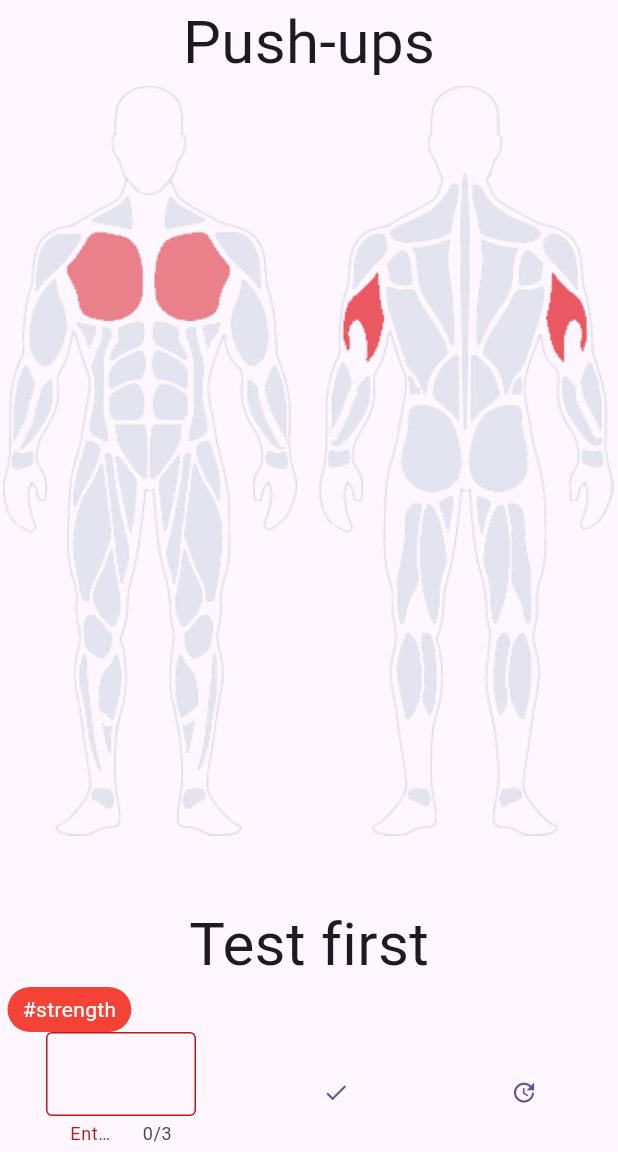
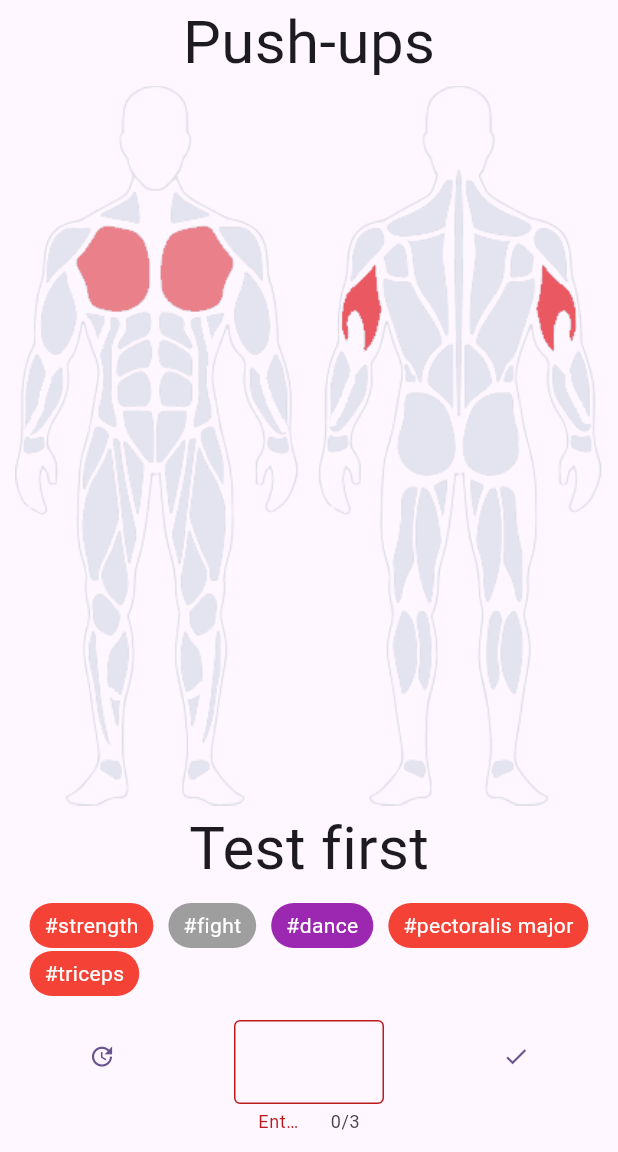
Before and after one commit to GreenBlackSky/exerciser, a Flutter app: the screen it shows after launch, after a tap on the "done" icon, on a phone screen of 412 x 824 dp, the part 84-1236 px from its top. Run offline on Flutter 3.47's test engine with Material 3 defaults, Android fonts, the phone set to English and light mode, and no system bars; our stand-ins replace flutter_local_notifications, hive_flutter; missing offline and left inert: textfield_tags; accounts and stored records are empty.

Commit message:
nice tags representation

```diff
--- a/lib/config/exercises.dart
+++ b/lib/config/exercises.dart
@@ -22,7 +22,7 @@ class Exercises {
       Muscles.triceps: 0.7,
     },
     {
-      Tags.strength,
+      Tags.strength, Tags.fight, Tags.dance
     },
   );
   static var squats = Exercise(
--- a/lib/config/tags.dart
+++ b/lib/config/tags.dart
@@ -38,27 +38,27 @@ class Tags {
   static Tag flexability = Tag("flexability", Colors.green);
   static Tag warmup = Tag("warmup", Colors.orange);
   static Tag dance = Tag("dance", Colors.purple);
-  static Tag fight = Tag("warmup", Colors.grey);
+  static Tag fight = Tag("fight", Colors.grey);
 
   static Tag biceps = Tag("biceps", Colors.red);
-  static Tag pectoralisMajor = Tag("pectoralisMajor", Colors.red);
+  static Tag pectoralisMajor = Tag("pectoralis major", Colors.red);
   static Tag abdominals = Tag("abdominals", Colors.red);
   static Tag satorius = Tag("satorius", Colors.red);
   static Tag abductors = Tag("abductors", Colors.red);
-  static Tag seratosAnterior = Tag("seratosAnterior", Colors.red);
-  static Tag fingerFlexors = Tag("fingerFlexors", Colors.red);
+  static Tag seratosAnterior = Tag("seratos anterior", Colors.red);
+  static Tag fingerFlexors = Tag("finger flexors", Colors.red);
   static Tag quadrocips = Tag("quadrocips", Colors.red);
-  static Tag tibialisAnterior = Tag("tibialisAnterior", Colors.red);
+  static Tag tibialisAnterior = Tag("tibialis anterior", Colors.red);
   static Tag soleus = Tag("soleus", Colors.red);
-  static Tag latissimusDorsi = Tag("latissimusDorsi", Colors.red);
+  static Tag latissimusDorsi = Tag("latissimus dorsi", Colors.red);
   static Tag infraspinatus = Tag("infraspinatus", Colors.red);
   static Tag triceps = Tag("triceps", Colors.red);
-  static Tag fingerExtensors = Tag("fingerExtensors", Colors.red);
-  static Tag gluteusMaximus = Tag("gluteusMaximus", Colors.red);
+  static Tag fingerExtensors = Tag("finger extensors", Colors.red);
+  static Tag gluteusMaximus = Tag("gluteus maximus", Colors.red);
   static Tag hamstrings = Tag("hamstrings", Colors.red);
   static Tag trapezoids = Tag("trapezoids", Colors.red);
   static Tag deltoid = Tag("deltoid", Colors.red);
-  static Tag externalOblique = Tag("externalOblique", Colors.red);
+  static Tag externalOblique = Tag("external oblique", Colors.red);
   static Tag brachioradialis = Tag("brachioradialis", Colors.red);
   static Tag gastrocnemius = Tag("gastrocnemius", Colors.red);
 }
--- a/lib/models/exercise.dart
+++ b/lib/models/exercise.dart
@@ -13,7 +13,7 @@ class Exercise {
   Exercise(this.name, this.affectedMuscles, Set<Tag> tags)
       : tags = tags.toSet() {
     for (Muscle muscle in affectedMuscles.keys) {
-      tags.add(Tags.getMuscleTag(muscle));
+      this.tags.add(Tags.getMuscleTag(muscle));
     }
   }
 
--- a/lib/widgets/exercise_widget.dart
+++ b/lib/widgets/exercise_widget.dart
@@ -18,7 +18,7 @@ class _ExerciseWidgetState extends State<ExerciseWidget> {
   final TextEditingController _repeatsController = TextEditingController();
 
   Exercise _currentExercise = Exercises.getRandomExercise();
-  bool isANumber = true;
+  bool _isANumber = true;
 
   @override
   Widget build(BuildContext context) {
@@ -31,50 +31,62 @@ class _ExerciseWidgetState extends State<ExerciseWidget> {
             style: const TextStyle(fontSize: 40),
           ),
           Expanded(child: _currentExercise.getImage()),
-          repeatsText(_currentExercise),
-          getTagsRow(),
-          OverflowBar(
-            overflowAlignment: OverflowBarAlignment.center,
-            alignment: MainAxisAlignment.spaceAround,
-            spacing: 8,
-            children: [
-              RecordInputField(
-                  repeatsController: _repeatsController, isANumber: isANumber),
-              doneButton(_currentExercise),
-              nextExerciseButton()
-            ],
-          )
+          repeatsText(),
+          getTagsWidget(),
+          getBottomBar()
         ],
       ),
     );
   }
 
-  Widget getTagsRow() {
-    return Row(children: _currentExercise.tags.map(getTagWidget).toList());
+  Text repeatsText() {
+    int? maxRepeats = _currentExercise.getMaxRepeats();
+    return Text(
+      maxRepeats != null
+          ? "${(maxRepeats * 0.6).round()}/$maxRepeats"
+          : "Test first",
+      style: const TextStyle(fontSize: 40),
+    );
+  }
+
+  Widget getTagsWidget() {
+    return Padding(
+      padding: const EdgeInsets.all(8.0),
+      child: Wrap(
+        runSpacing: 2.0,
+        children: _currentExercise.tags.map(getTagWidget).toList(),
+      ),
+    );
   }
 
   Widget getTagWidget(Tag tag) {
     return Container(
-      decoration:  BoxDecoration(
+      decoration: BoxDecoration(
         borderRadius: const BorderRadius.all(Radius.circular(20.0)),
         color: tag.color,
       ),
       margin: const EdgeInsets.symmetric(horizontal: 5.0),
       padding: const EdgeInsets.symmetric(horizontal: 10.0, vertical: 5.0),
       child: InkWell(
-        child: Text('#${tag.name}', style: const TextStyle(color: Colors.white)),
+        child:
+            Text('#${tag.name}', style: const TextStyle(color: Colors.white)),
         onTap: () {},
       ),
     );
   }
 
-  Text repeatsText(Exercise exercise) {
-    int? maxRepeats = exercise.getMaxRepeats();
-    return Text(
-      maxRepeats != null
-          ? "${(maxRepeats * 0.6).round()}/$maxRepeats"
-          : "Test first",
-      style: const TextStyle(fontSize: 40),
+  Widget getBottomBar() {
+    return Padding(
+      padding: const EdgeInsets.all(8.0),
+      child: Row(
+        crossAxisAlignment: CrossAxisAlignment.start,
+        mainAxisAlignment: MainAxisAlignment.spaceAround,
+        children: [
+          nextExerciseButton(),
+          getRepsInputField(),
+          doneButton(),
+        ],
+      ),
     );
   }
 
@@ -90,14 +102,30 @@ class _ExerciseWidgetState extends State<ExerciseWidget> {
     );
   }
 
-  TextButton doneButton(Exercise exercise) {
+  SizedBox getRepsInputField() {
+    return SizedBox(
+      width: 100,
+      height: 80,
+      child: TextField(
+        controller: _repeatsController,
+        keyboardType: TextInputType.number,
+        maxLength: 3,
+        decoration: InputDecoration(
+          border: const OutlineInputBorder(),
+          errorText: _isANumber ? null : "Enter a number",
+        ),
+      ),
+    );
+  }
+
+  TextButton doneButton() {
     return TextButton(
       onPressed: () {
         setState(() {
           var inputValue = _repeatsController.text;
           validate(inputValue);
-          if (isANumber) {
-            exercise.recordRepeats(int.parse(inputValue));
+          if (_isANumber) {
+            _currentExercise.recordRepeats(int.parse(inputValue));
           }
         });
       },
@@ -108,40 +136,12 @@ class _ExerciseWidgetState extends State<ExerciseWidget> {
   void validate(String input) {
     if (input.isEmpty || !RegExp("[0-9]+").hasMatch(input)) {
       setState(() {
-        isANumber = false;
+        _isANumber = false;
       });
     } else {
       setState(() {
-        isANumber = true;
+        _isANumber = true;
       });
     }
   }
 }
-
-class RecordInputField extends StatelessWidget {
-  const RecordInputField({
-    super.key,
-    required TextEditingController repeatsController,
-    required this.isANumber,
-  }) : _repeatsController = repeatsController;
-
-  final TextEditingController _repeatsController;
-  final bool isANumber;
-
-  @override
-  Widget build(BuildContext context) {
-    return SizedBox(
-      width: 100,
-      height: 80,
-      child: TextField(
-        controller: _repeatsController,
-        keyboardType: TextInputType.number,
-        maxLength: 3,
-        decoration: InputDecoration(
-          border: const OutlineInputBorder(),
-          errorText: isANumber ? null : "Enter a number",
-        ),
-      ),
-    );
-  }
-}
```
